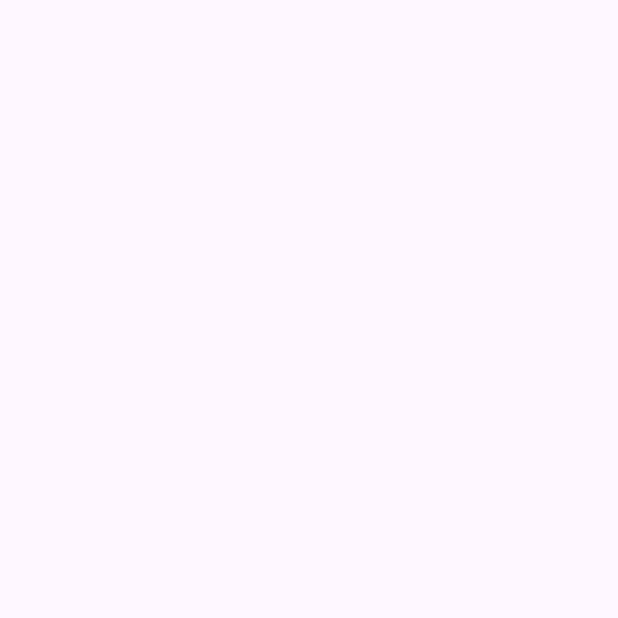
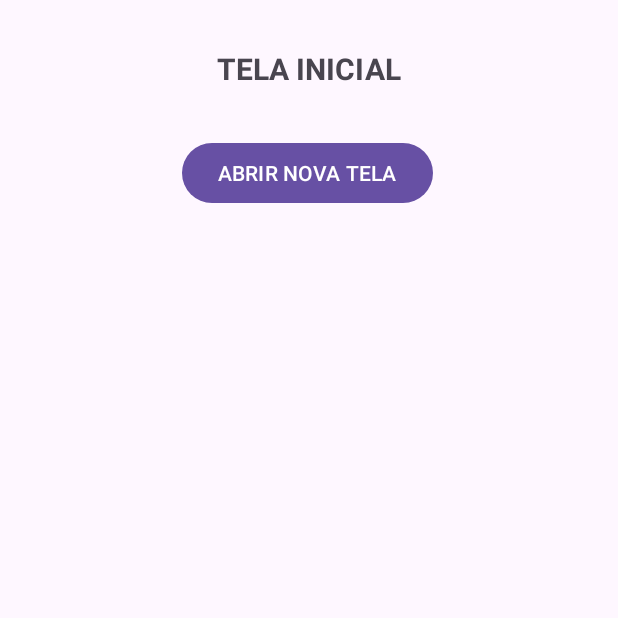
Before and after one commit to WallaceMartinsTI/AndroidLearningHub, an Android app built with Jetpack Compose: the ActivityAndFragmentActivity screen opened directly, with no data from a screen before it, on a phone screen of 412 x 824 dp, the top half of it. Before the commit the part shown is empty. Run offline under Robolectric (Android 15) with nearby library versions, the phone set to English and light mode, and no system bars.

Commit message:
new content to activity and fragment

```diff
--- a/app/src/main/AndroidManifest.xml
+++ b/app/src/main/AndroidManifest.xml
@@ -12,6 +12,9 @@
         android:supportsRtl="true"
         android:theme="@style/Theme.AndroidLearningHub"
         tools:targetApi="31">
+        <activity
+            android:name=".activityAndFragment.DetalhesActivity"
+            android:exported="false" />
         <activity
             android:name=".activityAndFragment.ActivityAndFragmentActivity"
             android:exported="false" />
--- a/app/src/main/java/com/wcsm/androidlearninghub/activityAndFragment/ActivityAndFragmentActivity.kt
+++ b/app/src/main/java/com/wcsm/androidlearninghub/activityAndFragment/ActivityAndFragmentActivity.kt
@@ -1,6 +1,9 @@
 package com.wcsm.androidlearninghub.activityAndFragment
 
+import android.content.Intent
 import android.os.Bundle
+import android.util.Log
+import android.widget.Button
 import androidx.activity.enableEdgeToEdge
 import androidx.appcompat.app.AppCompatActivity
 import androidx.core.view.ViewCompat
@@ -8,6 +11,9 @@ import androidx.core.view.WindowInsetsCompat
 import com.wcsm.androidlearninghub.R
 
 class ActivityAndFragmentActivity : AppCompatActivity() {
+
+    private lateinit var buttonAbrir: Button
+
     override fun onCreate(savedInstanceState: Bundle?) {
         super.onCreate(savedInstanceState)
         enableEdgeToEdge()
@@ -17,5 +23,45 @@ class ActivityAndFragmentActivity : AppCompatActivity() {
             v.setPadding(systemBars.left, systemBars.top, systemBars.right, systemBars.bottom)
             insets
         }
+
+        buttonAbrir = findViewById(R.id.button_abrir)
+        buttonAbrir.setOnClickListener {
+            val intent = Intent(this, DetalhesActivity::class.java)
+
+            // Passar parâmetros para nova tela
+            intent.putExtra("filme", "The Witcher")
+            intent.putExtra("classificacao", 5)
+            intent.putExtra("avaliacoes", 9.2)
+
+            // Iniciar uma nova tela
+            startActivity(intent)
+        }
+
+        Log.i("ciclo_vida", "onCreate")
+    }
+
+    override fun onStart() {
+        super.onStart()
+        Log.i("ciclo_vida", "onStart")
+    }
+
+    override fun onResume() {
+        super.onResume()
+        Log.i("ciclo_vida", "onResume")
+    }
+
+    override fun onPause() {
+        super.onPause()
+        Log.i("ciclo_vida", "onPause")
+    }
+
+    override fun onStop() {
+        super.onStop()
+        Log.i("ciclo_vida", "onStop")
+    }
+
+    override fun onDestroy() {
+        Log.i("ciclo_vida", "onDestroy")
+        super.onDestroy()
     }
 }
--- a/app/src/main/res/layout/activity_and_fragment.xml
+++ b/app/src/main/res/layout/activity_and_fragment.xml
@@ -7,4 +7,27 @@
     android:layout_height="match_parent"
     tools:context=".activityAndFragment.ActivityAndFragmentActivity">
 
+    <Button
+        android:id="@+id/button_abrir"
+        android:layout_width="wrap_content"
+        android:layout_height="wrap_content"
+        android:layout_marginTop="32dp"
+        android:text="ABRIR NOVA TELA"
+        app:layout_constraintEnd_toEndOf="parent"
+        app:layout_constraintHorizontal_bias="0.497"
+        app:layout_constraintStart_toStartOf="parent"
+        app:layout_constraintTop_toBottomOf="@+id/textView3" />
+
+    <TextView
+        android:id="@+id/textView3"
+        android:layout_width="wrap_content"
+        android:layout_height="wrap_content"
+        android:layout_marginTop="32dp"
+        android:text="TELA INICIAL"
+        android:textSize="20sp"
+        android:textStyle="bold"
+        app:layout_constraintEnd_toEndOf="parent"
+        app:layout_constraintHorizontal_bias="0.5"
+        app:layout_constraintStart_toStartOf="parent"
+        app:layout_constraintTop_toTopOf="parent" />
 </androidx.constraintlayout.widget.ConstraintLayout>
```
Also changed, not shown: app/src/main/java/com/wcsm/androidlearninghub/activityAndFragment/DetalhesActivity.kt (added, +46 -0 lines), app/src/main/res/layout/activity_detalhes.xml (added, +55 -0 lines), app/src/main/res/drawable/activity_lifecycle.PNG (added), 1 other file.
